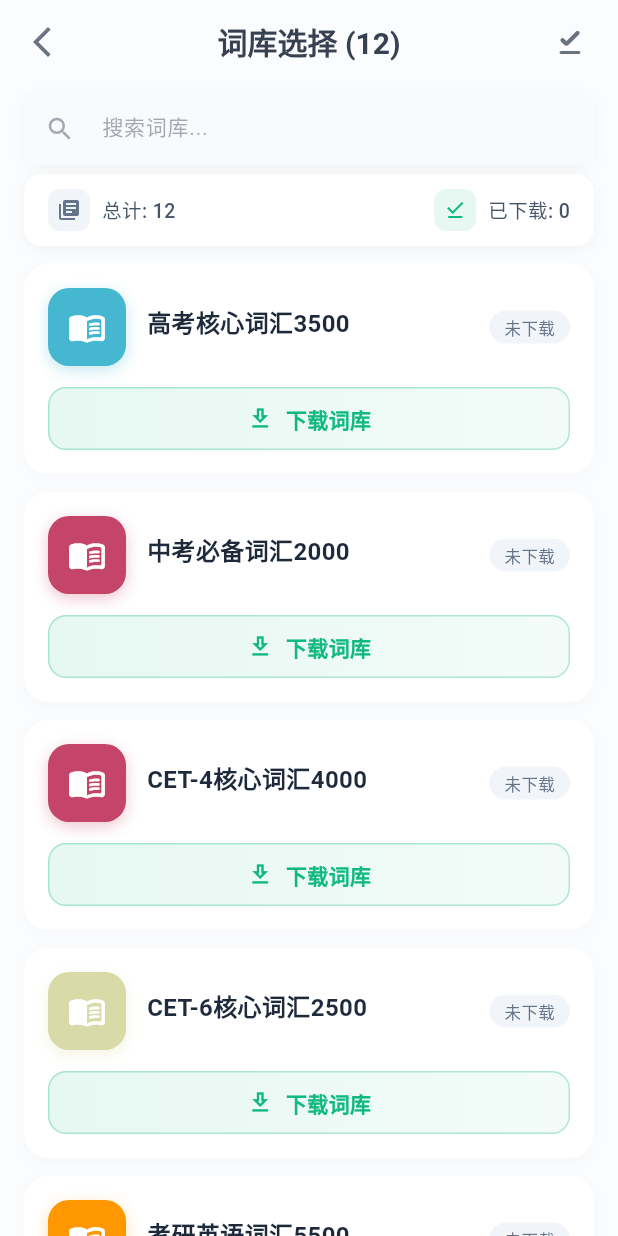
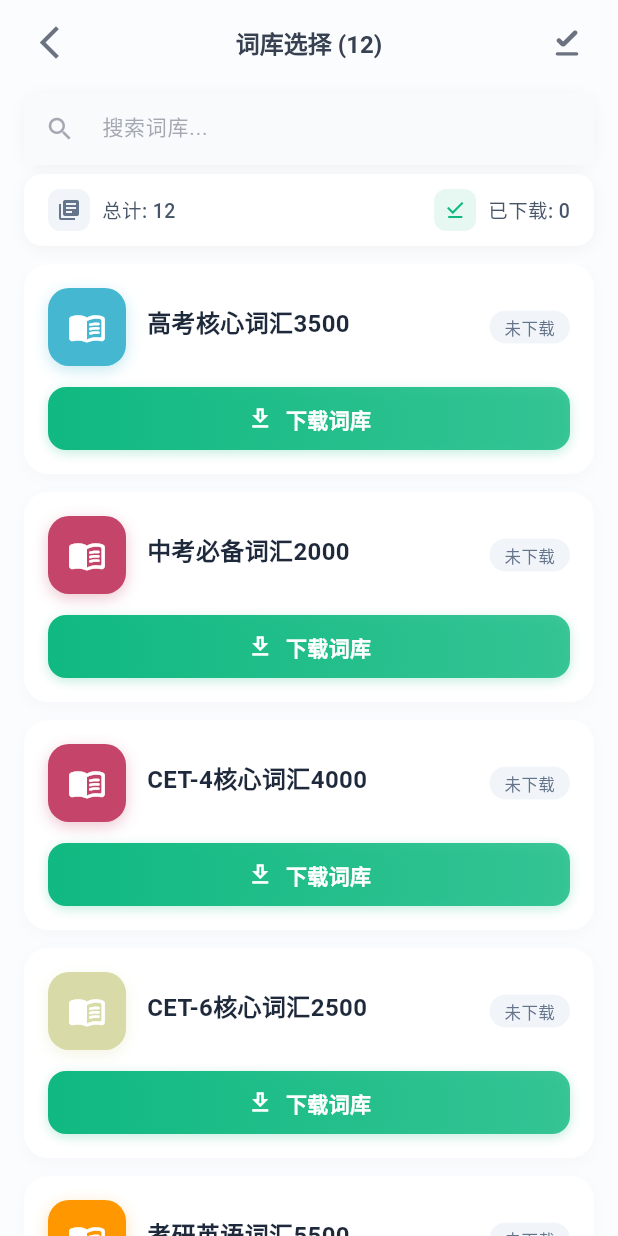
Before and after one commit to mikufoxxx/WordFlow, a Flutter app: the LibraryPage screen opened by its route, on a phone screen of 412 x 824 dp. Run offline on Flutter 3.47's test engine with Material 3 defaults, Android fonts, the phone set to English and light mode, and no system bars; our stand-ins replace audioplayers, shared_preferences; missing offline and left inert: lordicon; accounts and stored records are empty; network calls fail.

Commit message:
optimize the ball

```diff
--- a/lib/pages/library_page.dart
+++ b/lib/pages/library_page.dart
@@ -451,8 +451,15 @@ class _LibraryPageState extends State<LibraryPage>
       backgroundColor: Colors.transparent,
       isDismissible: true,
       enableDrag: true,
-      builder: (context) => Container(
-        color: Colors.black54,
+      barrierColor: Colors.black54, // 使用正确的遮罩颜色
+      builder: (context) => GestureDetector(
+        // 点击空白区域关闭
+        onTap: () => Navigator.pop(context),
+        child: Container(
+          color: Colors.transparent, // 透明容器，用于接收点击事件
+          child: GestureDetector(
+            // 阻止点击内容区域时关闭
+            onTap: () {},
             child: DraggableScrollableSheet(
               initialChildSize: 0.7,
               maxChildSize: 0.9,
@@ -461,13 +468,20 @@ class _LibraryPageState extends State<LibraryPage>
                 decoration: BoxDecoration(
                   color: AppTheme.backgroundColor,
                   borderRadius: BorderRadius.vertical(top: Radius.circular(20)),
+                  boxShadow: [
+                    BoxShadow(
+                      color: Colors.black.withOpacity(0.1),
+                      blurRadius: 10,
+                      offset: Offset(0, -2),
+                    ),
+                  ],
                 ),
                 child: Column(
                   children: [
                     // 拖拽指示器
                     Container(
-                  margin: EdgeInsets.symmetric(vertical: 12),
-                  width: 40,
+                      margin: EdgeInsets.symmetric(vertical: 10), // 从12减少到10
+                      width: 36, // 从40减少到36
                       height: 4,
                       decoration: BoxDecoration(
                         color: AppTheme.coolGray300,
@@ -477,13 +491,13 @@ class _LibraryPageState extends State<LibraryPage>
 
                     // 标题
                     Padding(
-                  padding: EdgeInsets.symmetric(horizontal: 20, vertical: 8),
+                      padding: EdgeInsets.symmetric(horizontal: 20, vertical: 6), // 从8减少到6
                       child: Row(
                         children: [
                           Text(
                             '已下载词库',
                             style: TextStyle(
-                          fontSize: 20,
+                              fontSize: 18, // 从20减少到18
                               fontWeight: FontWeight.w600,
                               color: AppTheme.darkGray,
                             ),
@@ -492,7 +506,7 @@ class _LibraryPageState extends State<LibraryPage>
                           Text(
                             '${downloadedBooks.length} 个',
                             style: TextStyle(
-                          fontSize: 16,
+                              fontSize: 14, // 从16减少到14
                               color: AppTheme.coolGray500,
                             ),
                           ),
@@ -500,7 +514,7 @@ class _LibraryPageState extends State<LibraryPage>
                       ),
                     ),
 
-                Divider(color: AppTheme.coolGray200),
+                    Divider(color: AppTheme.coolGray200, height: 1), // 减少高度
 
                     // 词库列表
                     Expanded(
@@ -511,15 +525,15 @@ class _LibraryPageState extends State<LibraryPage>
                                 children: [
                                   Icon(
                                     Icons.download_outlined,
-                                size: 64,
+                                    size: 52, // 从64减少到52
                                     color: AppTheme.coolGray300,
                                   ),
-                              SizedBox(height: 16),
+                                  SizedBox(height: 12), // 从16减少到12
                                   Text(
                                     '暂无已下载的词库',
                                     style: TextStyle(
                                       color: AppTheme.coolGray500,
-                                  fontSize: 16,
+                                      fontSize: 14, // 从16减少到14
                                     ),
                                   ),
                                 ],
@@ -527,7 +541,7 @@ class _LibraryPageState extends State<LibraryPage>
                             )
                           : ListView.builder(
                               controller: scrollController,
-                          padding: EdgeInsets.symmetric(horizontal: 20),
+                              padding: EdgeInsets.symmetric(horizontal: 16, vertical: 8), // 从20减少到16，添加垂直padding
                               itemCount: downloadedBooks.length,
                               itemBuilder: (context, index) => _buildDownloadedBookCard(
                                 downloadedBooks[index],
@@ -539,69 +553,74 @@ class _LibraryPageState extends State<LibraryPage>
               ),
             ),
           ),
+        ),
+      ),
     );
   }
 
   /// 构建已下载词库卡片
   Widget _buildDownloadedBookCard(WordBookItem item) {
     return Container(
-      margin: EdgeInsets.only(bottom: 12),
+      margin: EdgeInsets.only(bottom: 10), // 从12减少到10
       decoration: BoxDecoration(
         color: AppTheme.cardColor,
-        borderRadius: BorderRadius.circular(16),
+        borderRadius: BorderRadius.circular(14), // 从16减少到14
         border: item.status == WordBookStatus.selected
             ? Border.all(color: AppTheme.accentGreen, width: 2)
             : null,
         boxShadow: [
           BoxShadow(
-            color: Colors.black.withOpacity(0.05),
-            blurRadius: 8,
+            color: Colors.black.withOpacity(0.04), // 从0.05减少到0.04
+            blurRadius: 6, // 从8减少到6
             offset: Offset(0, 2),
           ),
         ],
       ),
       child: ListTile(
-        contentPadding: EdgeInsets.all(16),
+        contentPadding: EdgeInsets.all(14), // 从16减少到14
+        dense: true, // 启用紧凑模式
         leading: Container(
-          width: 48,
-          height: 48,
+          width: 44, // 从48减少到44
+          height: 44, // 从48减少到44
           decoration: BoxDecoration(
             color: Color(item.wordBook.coverColor),
-            borderRadius: BorderRadius.circular(12),
+            borderRadius: BorderRadius.circular(10), // 从12减少到10
           ),
           child: Icon(
             Icons.menu_book_rounded,
             color: Color(item.wordBook.iconColor),
-            size: 24,
+            size: 22, // 从24减少到22
           ),
         ),
         title: Text(
           item.wordBook.name,
           style: TextStyle(
-            fontSize: 16,
+            fontSize: 15, // 从16减少到15
             fontWeight: FontWeight.w600,
             color: AppTheme.darkGray,
           ),
+          maxLines: 1,
+          overflow: TextOverflow.ellipsis,
         ),
         subtitle: Text(
           '${item.wordBook.wordCount} 个单词',
           style: TextStyle(
-            fontSize: 14,
+            fontSize: 13, // 从14减少到13
             color: AppTheme.coolGray500,
           ),
         ),
         trailing: item.status == WordBookStatus.selected
             ? Container(
-                padding: EdgeInsets.symmetric(horizontal: 12, vertical: 6),
+                padding: EdgeInsets.symmetric(horizontal: 10, vertical: 4), // 从12,6减少到10,4
                 decoration: BoxDecoration(
                   color: AppTheme.accentGreen.withOpacity(0.2),
-                  borderRadius: BorderRadius.circular(20),
+                  borderRadius: BorderRadius.circular(16), // 从20减少到16
                 ),
                 child: Text(
                   '使用中',
                   style: TextStyle(
                     color: AppTheme.accentGreen,
-                    fontSize: 12,
+                    fontSize: 11, // 从12减少到11
                     fontWeight: FontWeight.w600,
                   ),
                 ),
@@ -611,7 +630,16 @@ class _LibraryPageState extends State<LibraryPage>
                   Navigator.pop(context);
                   _selectWordBook(item);
                 },
-                child: Text('选择'),
+                style: TextButton.styleFrom(
+                  padding: EdgeInsets.symmetric(horizontal: 12, vertical: 6), // 添加padding控制
+                  minimumSize: Size(0, 32), // 设置最小高度
+                ),
+                child: Text(
+                  '选择',
+                  style: TextStyle(
+                    fontSize: 13, // 设置字体大小
+                  ),
+                ),
               ),
       ),
     );
@@ -637,7 +665,7 @@ class _LibraryPageState extends State<LibraryPage>
       title: Text(
         '词库选择 (${_allWordBookItems.length})',
         style: const TextStyle(
-          fontSize: 20,
+          fontSize: 16, // 与主页保持一致
           fontWeight: FontWeight.w600,
           color: AppTheme.darkGray,
         ),
@@ -645,42 +673,58 @@ class _LibraryPageState extends State<LibraryPage>
       backgroundColor: AppTheme.backgroundColor,
       elevation: 0,
       scrolledUnderElevation: 0,
-      leading: IconButton(
+      leading: Padding(
+        padding: const EdgeInsets.only(left: 10.0), // 与主页保持一致
+        child: IconButton(
           icon: const Icon(Icons.arrow_back_ios_new, color: AppTheme.primaryGray),
+          iconSize: 26, // 与主页保持一致
           onPressed: () => Navigator.pop(context),
+          padding: EdgeInsets.zero,
+          constraints: const BoxConstraints(
+            minWidth: 40, // 与主页保持一致
+            minHeight: 40, // 与主页保持一致
+          ),
+        ),
       ),
       actions: [
         // 查看已下载词库按钮
-        Stack(
+        Padding(
+          padding: const EdgeInsets.only(right: 10.0), // 与主页保持一致
+          child: Stack(
             children: [
               IconButton(
                 icon: Icon(
                   Icons.download_done_rounded,
                   color: AppTheme.primaryGray,
-                size: 24,
+                  size: 26, // 与主页保持一致
                 ),
                 onPressed: _showDownloadedBooks,
                 tooltip: '查看已下载词库',
+                padding: EdgeInsets.zero,
+                constraints: const BoxConstraints(
+                  minWidth: 40, // 与主页保持一致
+                  minHeight: 40, // 与主页保持一致
+                ),
               ),
               if (downloadedCount > 0)
                 Positioned(
-                right: 8,
-                top: 8,
+                  right: 6, // 从8减少到6，适应新的图标大小
+                  top: 6, // 从8减少到6，适应新的图标大小
                   child: Container(
-                  padding: EdgeInsets.all(4),
+                    padding: EdgeInsets.all(3), // 从4减少到3
                     decoration: BoxDecoration(
                       color: AppTheme.accentGreen,
                       shape: BoxShape.circle,
                     ),
                     constraints: BoxConstraints(
-                    minWidth: 16,
-                    minHeight: 16,
+                      minWidth: 14, // 从16减少到14
+                      minHeight: 14, // 从16减少到14
                     ),
                     child: Text(
                       '$downloadedCount',
                       style: TextStyle(
                         color: Colors.white,
-                      fontSize: 10,
+                        fontSize: 9, // 从10减少到9
                         fontWeight: FontWeight.bold,
                       ),
                       textAlign: TextAlign.center,
@@ -689,7 +733,7 @@ class _LibraryPageState extends State<LibraryPage>
                 ),
             ],
           ),
-        SizedBox(width: 8),
+        ),
       ],
     );
   }
@@ -1145,40 +1189,43 @@ class _LibraryPageState extends State<LibraryPage>
       case WordBookStatus.notDownloaded:
         return Container(
           width: double.infinity,
-          height: 42, // 从48减少到42
+          height: 42,
           decoration: BoxDecoration(
             gradient: LinearGradient(
               colors: [
-                AppTheme.accentGreen.withOpacity(0.1),
-                AppTheme.accentGreen.withOpacity(0.05),
+                AppTheme.accentGreen,
+                AppTheme.accentGreen.withOpacity(0.8),
               ],
             ),
-            borderRadius: BorderRadius.circular(12), // 从16减少到12
-            border: Border.all(
-              color: AppTheme.accentGreen.withOpacity(0.3),
-              width: 1,
+            borderRadius: BorderRadius.circular(12),
+            boxShadow: [
+              BoxShadow(
+                color: AppTheme.accentGreen.withOpacity(0.25),
+                blurRadius: 6,
+                offset: const Offset(0, 2),
               ),
+            ],
           ),
           child: Material(
             color: Colors.transparent,
             child: InkWell(
               onTap: () => _selectWordBook(item),
-              borderRadius: BorderRadius.circular(12), // 从16减少到12
+              borderRadius: BorderRadius.circular(12),
               child: Center(
                 child: Row(
                   mainAxisAlignment: MainAxisAlignment.center,
                   children: [
-                    Icon(
+                    const Icon(
                       Icons.download_outlined,
-                      color: AppTheme.accentGreen,
-                      size: 18, // 从20减少到18
+                      color: Colors.white,
+                      size: 18,
                     ),
-                    const SizedBox(width: 8), // 从10减少到8
-                    Text(
+                    const SizedBox(width: 8),
+                    const Text(
                       '下载词库',
                       style: TextStyle(
-                        color: AppTheme.accentGreen,
-                        fontSize: 14, // 从16减少到14
+                        color: Colors.white,
+                        fontSize: 14,
                         fontWeight: FontWeight.w600,
                       ),
                     ),
@@ -1192,33 +1239,41 @@ class _LibraryPageState extends State<LibraryPage>
       case WordBookStatus.downloading:
         return Container(
           width: double.infinity,
-          height: 42, // 从48减少到42
+          height: 42,
           decoration: BoxDecoration(
-            color: Colors.amber.withOpacity(0.1),
-            borderRadius: BorderRadius.circular(12), // 从16减少到12
-            border: Border.all(
-              color: Colors.amber.withOpacity(0.3),
-              width: 1,
+            gradient: LinearGradient(
+              colors: [
+                Colors.amber.shade400,
+                Colors.amber.shade500,
+              ],
             ),
+            borderRadius: BorderRadius.circular(12),
+            boxShadow: [
+              BoxShadow(
+                color: Colors.amber.withOpacity(0.25),
+                blurRadius: 6,
+                offset: const Offset(0, 2),
+              ),
+            ],
           ),
           child: Center(
             child: Row(
               mainAxisAlignment: MainAxisAlignment.center,
               children: [
                 SizedBox(
-                  width: 18, // 从20减少到18
-                  height: 18, // 从20减少到18
+                  width: 18,
+                  height: 18,
                   child: CircularProgressIndicator(
                     strokeWidth: 2.5,
-                    valueColor: AlwaysStoppedAnimation<Color>(Colors.amber.shade600),
+                    valueColor: const AlwaysStoppedAnimation<Color>(Colors.white),
                   ),
                 ),
                 const SizedBox(width: 10),
-                Text(
+                const Text(
                   '下载中...',
                   style: TextStyle(
-                    color: Colors.amber.shade700,
-                    fontSize: 14, // 从16减少到14
+                    color: Colors.white,
+                    fontSize: 14,
                     fontWeight: FontWeight.w600,
                   ),
                 ),
@@ -1241,8 +1296,8 @@ class _LibraryPageState extends State<LibraryPage>
             borderRadius: BorderRadius.circular(12), // 从16减少到12
             boxShadow: [
               BoxShadow(
-                color: AppTheme.coolGray600.withOpacity(0.25), // 从0.3减少到0.25
-                blurRadius: 6, // 从8减少到6
+                color: AppTheme.coolGray600.withOpacity(0.25),
+                blurRadius: 6,
                 offset: const Offset(0, 2),
               ),
             ],
@@ -1259,14 +1314,14 @@ class _LibraryPageState extends State<LibraryPage>
                     const Icon(
                       Icons.touch_app_rounded,
                       color: Colors.white,
-                      size: 18, // 从20减少到18
+                      size: 18,
                     ),
-                    const SizedBox(width: 8), // 从10减少到8
+                    const SizedBox(width: 8),
                     const Text(
-                      '选择词书',  // 修改文字
+                      '选择词书',
                       style: TextStyle(
                         color: Colors.white,
-                        fontSize: 14, // 从16减少到14
+                        fontSize: 14,
                         fontWeight: FontWeight.w600,
                       ),
                     ),
@@ -1280,7 +1335,7 @@ class _LibraryPageState extends State<LibraryPage>
       case WordBookStatus.selected:
         return Container(
           width: double.infinity,
-          height: 42, // 从48减少到42
+          height: 42,
           decoration: BoxDecoration(
             gradient: LinearGradient(
               colors: [
@@ -1288,12 +1343,12 @@ class _LibraryPageState extends State<LibraryPage>
                 AppTheme.accentGreen.withOpacity(0.8),
               ],
             ),
-            borderRadius: BorderRadius.circular(12), // 从16减少到12
+            borderRadius: BorderRadius.circular(12),
             boxShadow: [
               BoxShadow(
-                color: AppTheme.accentGreen.withOpacity(0.3), // 从0.4减少到0.3
-                blurRadius: 8, // 从12减少到8
-                offset: const Offset(0, 3), // 从4减少到3
+                color: AppTheme.accentGreen.withOpacity(0.25),
+                blurRadius: 6,
+                offset: const Offset(0, 2),
               ),
             ],
           ),
@@ -1304,14 +1359,14 @@ class _LibraryPageState extends State<LibraryPage>
                 const Icon(
                   Icons.check_circle_outline,
                   color: Colors.white,
-                  size: 18, // 从20减少到18
+                  size: 18,
                 ),
-                const SizedBox(width: 8), // 从10减少到8
+                const SizedBox(width: 8),
                 const Text(
                   '使用中',
                   style: TextStyle(
                     color: Colors.white,
-                    fontSize: 14, // 从16减少到14
+                    fontSize: 14,
                     fontWeight: FontWeight.w700,
                   ),
                 ),
@@ -1323,35 +1378,43 @@ class _LibraryPageState extends State<LibraryPage>
       case WordBookStatus.error:
         return Container(
           width: double.infinity,
-          height: 42, // 从48减少到42
+          height: 42,
           decoration: BoxDecoration(
-            color: Colors.red.withOpacity(0.1),
-            borderRadius: BorderRadius.circular(12), // 从16减少到12
-            border: Border.all(
-              color: Colors.red.withOpacity(0.3),
-              width: 1,
+            gradient: LinearGradient(
+              colors: [
+                Colors.red.shade400,
+                Colors.red.shade500,
+              ],
             ),
+            borderRadius: BorderRadius.circular(12),
+            boxShadow: [
+              BoxShadow(
+                color: Colors.red.withOpacity(0.25),
+                blurRadius: 6,
+                offset: const Offset(0, 2),
+              ),
+            ],
           ),
           child: Material(
             color: Colors.transparent,
             child: InkWell(
               onTap: () => _selectWordBook(item),
-              borderRadius: BorderRadius.circular(12), // 从16减少到12
+              borderRadius: BorderRadius.circular(12),
               child: Center(
                 child: Row(
                   mainAxisAlignment: MainAxisAlignment.center,
                   children: [
                     const Icon(
                       Icons.refresh,
-                      color: Colors.red,
-                      size: 18, // 从20减少到18
+                      color: Colors.white,
+                      size: 18,
                     ),
-                    const SizedBox(width: 8), // 从10减少到8
+                    const SizedBox(width: 8),
                     const Text(
                       '重试下载',
                       style: TextStyle(
-                        color: Colors.red,
-                        fontSize: 14, // 从16减少到14
+                        color: Colors.white,
+                        fontSize: 14,
                         fontWeight: FontWeight.w600,
                       ),
                     ),
```
Lines whose indentation alone changed are shown as unchanged.
